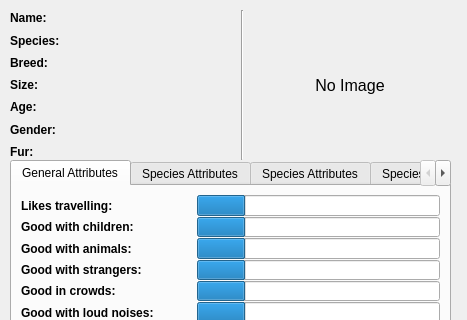
Qt form deliverable2-code/viewanimals.ui (ashleefoureyes/quackjaws) before a commit; both pictures show x 0 to 467 and y 0 to 320 of the 467 by 677 pixel window.
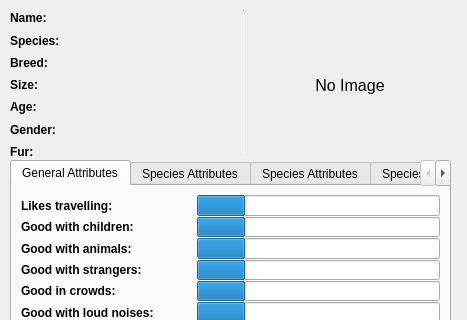
The same form after that commit. Icons and pictures are not drawn.

```diff
--- a/deliverable2-code/viewanimals.ui
+++ b/deliverable2-code/viewanimals.ui
@@ -23,7 +23,92 @@
    </size>
   </property>
   <property name="windowTitle">
-   <string>Dialog</string>
+   <string>View Animals</string>
+  </property>
+  <property name="windowIcon">
+   <iconset resource="mainicon.qrc">
+    <normaloff>:/new/icons/cuacs_icon.png</normaloff>:/new/icons/cuacs_icon.png</iconset>
+  </property>
+  <property name="styleSheet">
+   <string notr="true">QDialog{
+background-color:#191919;
+}
+
+Line{
+color:#fff;
+}
+
+QProgressBar{
+border: 2px solid grey;
+border-radius: 5px;
+}
+
+QProgressBar::chunk{
+background-color: #c23b22;
+}
+
+QPushButton{
+color: #fff;
+background-color:#c23b22;
+border-radius:7px;
+min-height: 20px;
+}
+
+QPushButton:hover{
+color:ccc;
+border-color:#2d89ef;
+border-width:2px;
+}
+
+QLabel{
+color: #ffffff
+}
+
+QTabWidget{
+background-color: #1d1d1d;
+}
+
+QTabWidget::pane{
+background-color: #1d1d1d;
+}
+
+QTabWidget QStackedWidget &gt; QWidget {
+background-color: #1d1d1d;
+}
+
+QLineEdit{
+border-radius: 4px;
+min-height: 20px;
+}
+
+QTabBar{
+background-color: #1d1d1d;
+}
+
+QTabBar::tab{
+background-color: #4d4d4d;
+border: 1px solid black;
+min-height: 15px;
+min-width: 100px;
+color: #ffffff;
+}
+
+QTabBar::tab:selected{
+background-color: #ffffff;
+color: #000000;
+}
+
+QTabBar::tab:hover{
+background-color: #aaaaaa;
+}
+
+QRadioButton{
+color: #ffffff;
+}
+
+QCheckBox{
+color: #ffffff;
+}</string>
   </property>
   <widget class="QWidget" name="widget" native="true">
    <property name="geometry">
@@ -347,6 +432,18 @@
     </item>
     <item>
      <widget class="Line" name="line_2">
+      <property name="minimumSize">
+       <size>
+        <width>1</width>
+        <height>0</height>
+       </size>
+      </property>
+      <property name="maximumSize">
+       <size>
+        <width>1</width>
+        <height>16777215</height>
+       </size>
+      </property>
       <property name="orientation">
        <enum>Qt::Vertical</enum>
       </property>
```
Left out of the diff: 4 changed lines with no effect on the pictures.
